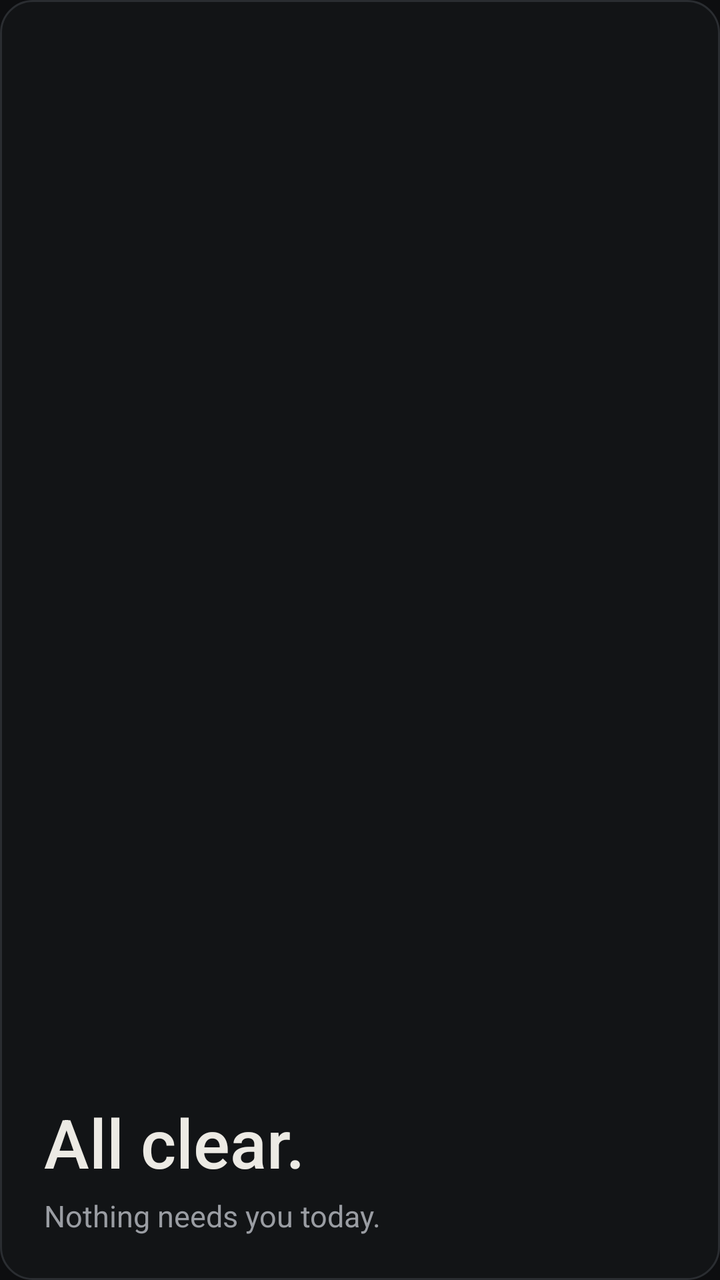
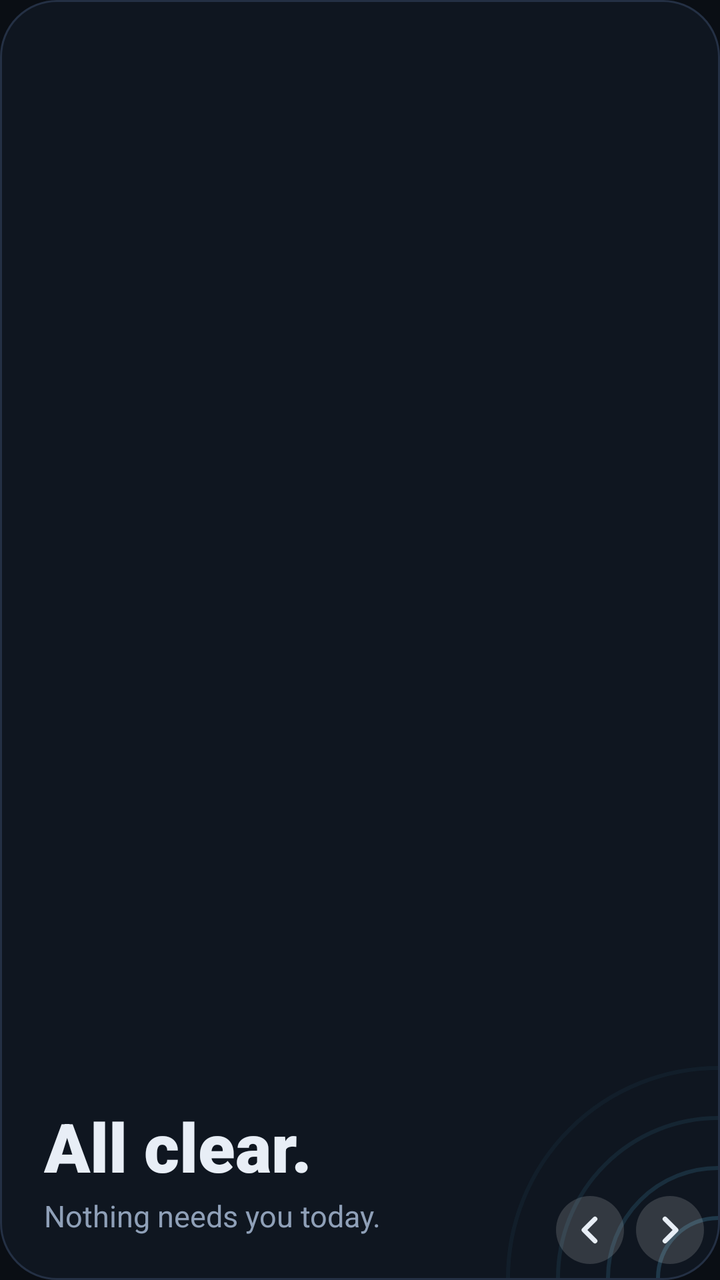

Before-and-after screenshots of an Android layout around one commit, followed by the original layout XML and the change that was made.
<!-- AndroidManifest.xml: application theme Theme.Kept -->
<!-- res/layout/widget_large.xml -->
﻿<?xml version="1.0" encoding="utf-8"?>
<FrameLayout xmlns:android="http://schemas.android.com/apk/res/android"
    android:layout_width="match_parent"
    android:layout_height="match_parent"
    android:background="@drawable/widget_bg">

    <ViewFlipper
        android:id="@+id/flipper"
        android:layout_width="match_parent"
        android:layout_height="match_parent"
        android:autoStart="true"
        android:flipInterval="14000"
        android:inAnimation="@android:anim/fade_in"
        android:outAnimation="@android:anim/fade_out" />

    <LinearLayout
        android:id="@+id/empty"
        android:layout_width="match_parent"
        android:layout_height="match_parent"
        android:orientation="vertical"
        android:gravity="bottom|start"
        android:padding="22dp">

        <TextView
            android:layout_width="wrap_content"
            android:layout_height="wrap_content"
            android:fontFamily="sans-serif-medium"
            android:text="All clear."
            android:textColor="@color/text"
            android:textSize="34sp" />

        <TextView
            android:layout_width="wrap_content"
            android:layout_height="wrap_content"
            android:layout_marginTop="4dp"
            android:fontFamily="sans-serif"
            android:text="Nothing needs you today."
            android:textColor="@color/muted"
            android:textSize="15sp" />
    </LinearLayout>
</FrameLayout>
<!-- resources referenced by this layout -->
<resources>
  <color name="muted">#9A9DA3</color>
  <color name="text">#ECEAE4</color>
  <!-- drawable widget_bg (drawable) -->
  <?xml version="1.0" encoding="utf-8"?>
  <shape xmlns:android="http://schemas.android.com/apk/res/android" android:shape="rectangle">
      <solid android:color="@color/widget_bg" />
      <stroke android:width="1dp" android:color="@color/line" />
      <corners android:radius="16dp" />
  </shape>
  <style name="Theme.Kept" parent="android:Theme.Material.NoActionBar">
          <item name="android:windowBackground">@color/bg</item>
          <item name="android:statusBarColor">@color/bg</item>
          <item name="android:navigationBarColor">@color/bg</item>
          <item name="android:windowLightStatusBar">false</item>
          <item name="android:windowSplashScreenBackground">@color/bg</item>
      </style>
  <color name="widget_bg">#121416</color>
  <color name="line">#2A2D31</color>
  <color name="bg">#0D0E10</color>
</resources>

<!-- the commit's change to res/layout/widget_large.xml (unified diff, before → after) -->
@@ -1,30 +1,101 @@
-﻿<?xml version="1.0" encoding="utf-8"?>
+<?xml version="1.0" encoding="utf-8"?>
 <FrameLayout xmlns:android="http://schemas.android.com/apk/res/android"
     android:layout_width="match_parent"
     android:layout_height="match_parent"
     android:background="@drawable/widget_bg">
 
     <ViewFlipper
-        android:id="@+id/flipper"
+        android:id="@+id/bg_flipper"
         android:layout_width="match_parent"
         android:layout_height="match_parent"
         android:autoStart="true"
         android:flipInterval="14000"
-        android:inAnimation="@android:anim/fade_in"
-        android:outAnimation="@android:anim/fade_out" />
+        android:inAnimation="@anim/w_bg_in"
+        android:outAnimation="@anim/w_bg_out" />
+
+    <LinearLayout
+        android:id="@+id/content"
+        android:layout_width="match_parent"
+        android:layout_height="match_parent"
+        android:orientation="vertical"
+        android:padding="22dp">
+        <RelativeLayout
+            android:layout_width="match_parent"
+            android:layout_height="wrap_content">
+        <ViewFlipper
+            android:id="@+id/marker_flipper"
+            android:layout_width="wrap_content"
+            android:layout_height="wrap_content"
+            android:layout_centerVertical="true"
+            android:autoStart="true"
+            android:flipInterval="14000"
+            android:inAnimation="@anim/w_in_0"
+            android:outAnimation="@anim/w_out" />
+        <ViewFlipper
+            android:id="@+id/counter_flipper"
+            android:layout_width="60dp"
+            android:layout_height="wrap_content"
+            android:layout_alignParentEnd="true"
+            android:autoStart="true"
+            android:flipInterval="14000"
+            android:inAnimation="@anim/w_in_0"
+            android:outAnimation="@anim/w_out" />
+        </RelativeLayout>
+        <ViewFlipper
+            android:id="@+id/title_flipper"
+            android:layout_width="match_parent"
+            android:layout_height="wrap_content"
+            android:layout_marginTop="14dp"
+            android:autoStart="true"
+            android:flipInterval="14000"
+            android:inAnimation="@anim/w_in_1"
+            android:outAnimation="@anim/w_out" />
+        <ViewFlipper
+            android:id="@+id/notes_flipper"
+            android:layout_width="match_parent"
+            android:layout_height="0dp"
+            android:layout_marginTop="8dp" android:layout_weight="1"
+            android:autoStart="true"
+            android:flipInterval="14000"
+            android:inAnimation="@anim/w_in_2"
+            android:outAnimation="@anim/w_out" />
+        <ViewFlipper
+            android:id="@+id/status_flipper"
+            android:layout_width="match_parent"
+            android:layout_height="wrap_content"
+            android:layout_marginTop="8dp" android:layout_marginEnd="76dp"
+            android:autoStart="true"
+            android:flipInterval="14000"
+            android:inAnimation="@anim/w_in_2"
+            android:outAnimation="@anim/w_out" />
+        <ViewFlipper
+            android:id="@+id/date_flipper"
+            android:layout_width="match_parent"
+            android:layout_height="wrap_content"
+            android:layout_marginEnd="76dp"
+            android:autoStart="true"
+            android:flipInterval="14000"
+            android:inAnimation="@anim/w_in_3"
+            android:outAnimation="@anim/w_out" />
+    </LinearLayout>
+
+    <FrameLayout
+        android:id="@+id/tap_area"
+        android:layout_width="match_parent"
+        android:layout_height="match_parent" />
 
     <LinearLayout
         android:id="@+id/empty"
         android:layout_width="match_parent"
         android:layout_height="match_parent"
+        android:gravity="bottom|start"
         android:orientation="vertical"
-        android:gravity="bottom|start"
         android:padding="22dp">
 
         <TextView
             android:layout_width="wrap_content"
             android:layout_height="wrap_content"
-            android:fontFamily="sans-serif-medium"
+            android:fontFamily="sans-serif-black"
             android:text="All clear."
             android:textColor="@color/text"
             android:textSize="34sp" />
@@ -32,10 +103,42 @@
         <TextView
             android:layout_width="wrap_content"
             android:layout_height="wrap_content"
-            android:layout_marginTop="4dp"
+            android:layout_marginTop="2dp"
             android:fontFamily="sans-serif"
             android:text="Nothing needs you today."
             android:textColor="@color/muted"
             android:textSize="15sp" />
     </LinearLayout>
+
+    <include layout="@layout/widget_flip_buttons" />
 </FrameLayout>
+<!-- res/layout/widget_flip_buttons.xml (included above) -->
+<?xml version="1.0" encoding="utf-8"?>
+<LinearLayout xmlns:android="http://schemas.android.com/apk/res/android"
+    android:id="@+id/flip_buttons"
+    android:layout_width="wrap_content"
+    android:layout_height="wrap_content"
+    android:layout_gravity="bottom|end"
+    android:layout_marginEnd="8dp"
+    android:layout_marginBottom="8dp"
+    android:orientation="horizontal">
+
+    <ImageView
+        android:id="@+id/btn_prev"
+        android:layout_width="34dp"
+        android:layout_height="34dp"
+        android:background="@drawable/flip_btn_bg"
+        android:contentDescription="Previous"
+        android:padding="5dp"
+        android:src="@drawable/ic_chev_left" />
+
+    <ImageView
+        android:id="@+id/btn_next"
+        android:layout_width="34dp"
+        android:layout_height="34dp"
+        android:layout_marginStart="6dp"
+        android:background="@drawable/flip_btn_bg"
+        android:contentDescription="Next"
+        android:padding="5dp"
+        android:src="@drawable/ic_chev_right" />
+</LinearLayout>
<!-- resource entries referenced after the edit -->
@@ -1,14 +1,42 @@
 <!-- resources referenced by this layout -->
 <resources>
-  <color name="muted">#9A9DA3</color>
-  <color name="text">#ECEAE4</color>
+  <color name="muted">#8FA0B8</color>
+  <color name="text">#E8EEF6</color>
+  <!-- drawable flip_btn_bg (drawable) -->
+  <?xml version="1.0" encoding="utf-8"?>
+  <shape xmlns:android="http://schemas.android.com/apk/res/android" android:shape="oval">
+      <solid android:color="#26FFFFFF" />
+  </shape>
+  <!-- drawable ic_chev_left (drawable) -->
+  <?xml version="1.0" encoding="utf-8"?>
+  <vector xmlns:android="http://schemas.android.com/apk/res/android"
+      android:width="24dp" android:height="24dp" android:viewportWidth="24" android:viewportHeight="24">
+      <path android:pathData="M14.5,6.5 L9,12 L14.5,17.5" android:strokeColor="#E8EEF6" android:strokeWidth="2.4" android:strokeLineCap="round" android:strokeLineJoin="round" />
+  </vector>
+  <!-- drawable ic_chev_right (drawable) -->
+  <?xml version="1.0" encoding="utf-8"?>
+  <vector xmlns:android="http://schemas.android.com/apk/res/android"
+      android:width="24dp" android:height="24dp" android:viewportWidth="24" android:viewportHeight="24">
+      <path android:pathData="M9.5,6.5 L15,12 L9.5,17.5" android:strokeColor="#E8EEF6" android:strokeWidth="2.4" android:strokeLineCap="round" android:strokeLineJoin="round" />
+  </vector>
   <!-- drawable widget_bg (drawable) -->
   <?xml version="1.0" encoding="utf-8"?>
-  <shape xmlns:android="http://schemas.android.com/apk/res/android" android:shape="rectangle">
-      <solid android:color="@color/widget_bg" />
-      <stroke android:width="1dp" android:color="@color/line" />
-      <corners android:radius="16dp" />
-  </shape>
+  <layer-list xmlns:android="http://schemas.android.com/apk/res/android">
+      <item>
+          <shape android:shape="rectangle">
+              <solid android:color="@color/widget_bg" />
+              <stroke android:width="1dp" android:color="@color/line" />
+              <corners android:radius="28dp" />
+          </shape>
+      </item>
+      <item
+          android:width="120dp"
+          android:height="120dp"
+          android:bottom="1dp"
+          android:right="1dp"
+          android:gravity="bottom|end"
+          android:drawable="@drawable/pattern_arcs" />
+  </layer-list>
   <style name="Theme.Kept" parent="android:Theme.Material.NoActionBar">
           <item name="android:windowBackground">@color/bg</item>
           <item name="android:statusBarColor">@color/bg</item>
@@ -16,8 +44,17 @@
           <item name="android:windowLightStatusBar">false</item>
           <item name="android:windowSplashScreenBackground">@color/bg</item>
       </style>
-  <color name="widget_bg">#121416</color>
-  <color name="line">#2A2D31</color>
-  <color name="bg">#0D0E10</color>
+  <color name="widget_bg">#0F1620</color>
+  <color name="line">#243044</color>
+  <!-- drawable pattern_arcs (drawable) -->
+  <?xml version="1.0" encoding="utf-8"?>
+  <vector xmlns:android="http://schemas.android.com/apk/res/android"
+      android:width="120dp" android:height="120dp" android:viewportWidth="120" android:viewportHeight="120">
+      <path android:pathData="M90,120 A30,30 0 0 1 120,90" android:strokeColor="#5EC8F2" android:strokeAlpha="0.20" android:strokeWidth="2" />
+      <path android:pathData="M65,120 A55,55 0 0 1 120,65" android:strokeColor="#5EC8F2" android:strokeAlpha="0.14" android:strokeWidth="2" />
+      <path android:pathData="M40,120 A80,80 0 0 1 120,40" android:strokeColor="#5EC8F2" android:strokeAlpha="0.09" android:strokeWidth="2" />
+      <path android:pathData="M15,120 A105,105 0 0 1 120,15" android:strokeColor="#5EC8F2" android:strokeAlpha="0.05" android:strokeWidth="2" />
+  </vector>
+  <color name="bg">#0A0E14</color>
 </resources>
 
